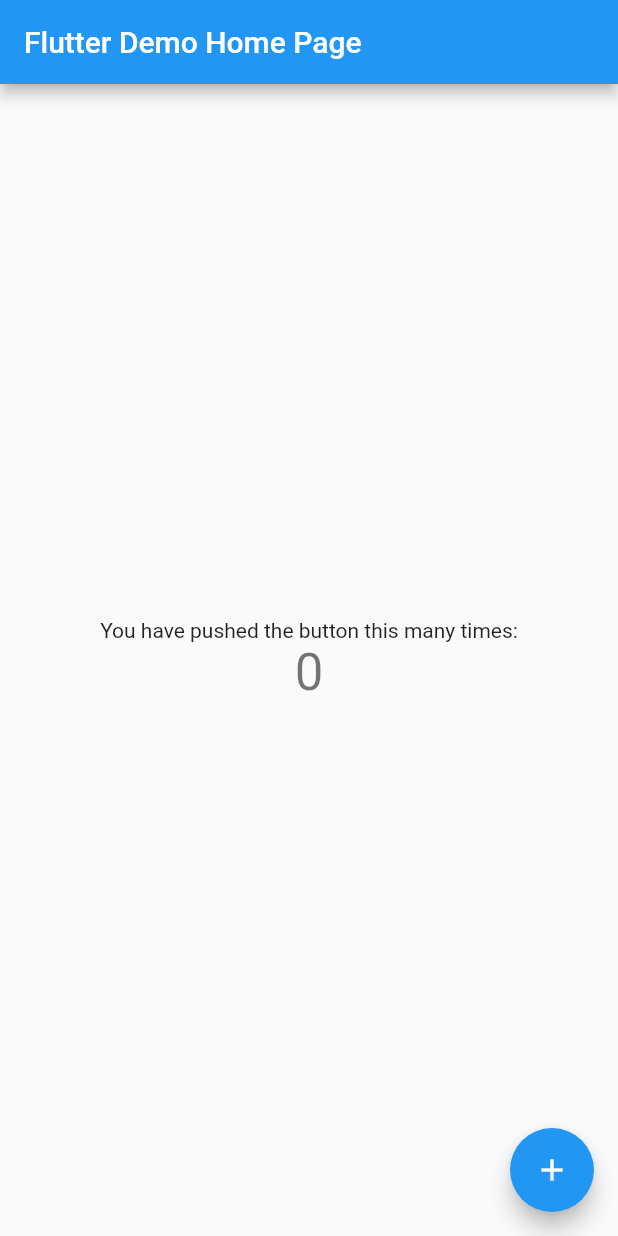
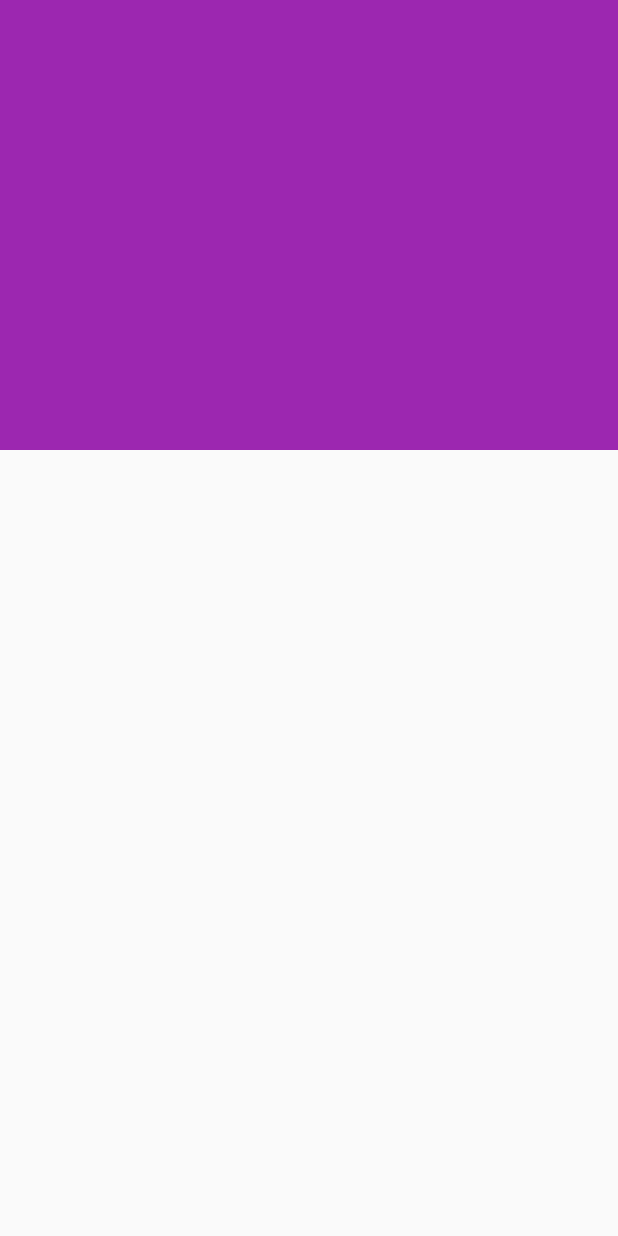
Before and after one commit to jazminasaleh/custom_painter_flutter, a Flutter app: the screen it shows after launch, on a phone screen of 412 x 824 dp. Run offline on Flutter 3.47's test engine with Material 2 defaults, Android fonts, the phone set to English and light mode, and no system bars.

Commit message:
diseño header

```diff
--- a/lib/main.dart
+++ b/lib/main.dart
@@ -1,115 +1,17 @@
+import 'package:diseno/src/pages/headers_page.dart';
 import 'package:flutter/material.dart';
 
-void main() {
-  runApp(const MyApp());
-}
+void main() => runApp(const MyApp());
 
 class MyApp extends StatelessWidget {
   const MyApp({super.key});
 
-  // This widget is the root of your application.
   @override
   Widget build(BuildContext context) {
     return MaterialApp(
-      title: 'Flutter Demo',
-      theme: ThemeData(
-        // This is the theme of your application.
-        //
-        // Try running your application with "flutter run". You'll see the
-        // application has a blue toolbar. Then, without quitting the app, try
-        // changing the primarySwatch below to Colors.green and then invoke
-        // "hot reload" (press "r" in the console where you ran "flutter run",
-        // or simply save your changes to "hot reload" in a Flutter IDE).
-        // Notice that the counter didn't reset back to zero; the application
-        // is not restarted.
-        primarySwatch: Colors.blue,
-      ),
-      home: const MyHomePage(title: 'Flutter Demo Home Page'),
+      debugShowCheckedModeBanner: false,
+      title: 'Diaños apps',
+      home: HeadersPage()
     );
   }
 }
-
-class MyHomePage extends StatefulWidget {
-  const MyHomePage({super.key, required this.title});
-
-  // This widget is the home page of your application. It is stateful, meaning
-  // that it has a State object (defined below) that contains fields that affect
-  // how it looks.
-
-  // This class is the configuration for the state. It holds the values (in this
-  // case the title) provided by the parent (in this case the App widget) and
-  // used by the build method of the State. Fields in a Widget subclass are
-  // always marked "final".
-
-  final String title;
-
-  @override
-  State<MyHomePage> createState() => _MyHomePageState();
-}
-
-class _MyHomePageState extends State<MyHomePage> {
-  int _counter = 0;
-
-  void _incrementCounter() {
-    setState(() {
-      // This call to setState tells the Flutter framework that something has
-      // changed in this State, which causes it to rerun the build method below
-      // so that the display can reflect the updated values. If we changed
-      // _counter without calling setState(), then the build method would not be
-      // called again, and so nothing would appear to happen.
-      _counter++;
-    });
-  }
-
-  @override
-  Widget build(BuildContext context) {
-    // This method is rerun every time setState is called, for instance as done
-    // by the _incrementCounter method above.
-    //
-    // The Flutter framework has been optimized to make rerunning build methods
-    // fast, so that you can just rebuild anything that needs updating rather
-    // than having to individually change instances of widgets.
-    return Scaffold(
-      appBar: AppBar(
-        // Here we take the value from the MyHomePage object that was created by
-        // the App.build method, and use it to set our appbar title.
-        title: Text(widget.title),
-      ),
-      body: Center(
-        // Center is a layout widget. It takes a single child and positions it
-        // in the middle of the parent.
-        child: Column(
-          // Column is also a layout widget. It takes a list of children and
-          // arranges them vertically. By default, it sizes itself to fit its
-          // children horizontally, and tries to be as tall as its parent.
-          //
-          // Invoke "debug painting" (press "p" in the console, choose the
-          // "Toggle Debug Paint" action from the Flutter Inspector in Android
-          // Studio, or the "Toggle Debug Paint" command in Visual Studio Code)
-          // to see the wireframe for each widget.
-          //
-          // Column has various properties to control how it sizes itself and
-          // how it positions its children. Here we use mainAxisAlignment to
-          // center the children vertically; the main axis here is the vertical
-          // axis because Columns are vertical (the cross axis would be
-          // horizontal).
-          mainAxisAlignment: MainAxisAlignment.center,
-          children: <Widget>[
-            const Text(
-              'You have pushed the button this many times:',
-            ),
-            Text(
-              '$_counter',
-              style: Theme.of(context).textTheme.headline4,
-            ),
-          ],
-        ),
-      ),
-      floatingActionButton: FloatingActionButton(
-        onPressed: _incrementCounter,
-        tooltip: 'Increment',
-        child: const Icon(Icons.add),
-      ), // This trailing comma makes auto-formatting nicer for build methods.
-    );
-  }
-}
--- /dev/null
+++ b/lib/src/pages/headers_page.dart
@@ -0,0 +1,12 @@
+import 'package:diseno/src/widgets/headers.dart';
+import 'package:flutter/material.dart';
+
+class HeadersPage extends StatelessWidget {
+
+  @override
+  Widget build(BuildContext context) {
+    return Scaffold(
+      body: HeaderDiagonal()
+    );
+  }
+}
--- /dev/null
+++ b/lib/src/widgets/headers.dart
@@ -0,0 +1,29 @@
+import 'package:flutter/material.dart';
+
+//*La parte superior cuadrada, con bordes redondeados
+class HeaderCuadrado extends StatelessWidget {
+  @override
+  Widget build(BuildContext context) {
+    return Container(
+     height: 300,
+     decoration: BoxDecoration(
+     color: Colors.purple,
+      borderRadius: BorderRadius.only(
+        bottomLeft:  Radius.circular(70),
+        bottomRight: Radius.circular(70)
+      )
+     ),
+
+    );
+  }
+}
+
+class HeaderDiagonal extends StatelessWidget {
+  @override
+  Widget build(BuildContext context) {
+    return Container(
+     height: 300,
+     color: Colors.purple,
+    );
+  }
+}
```
